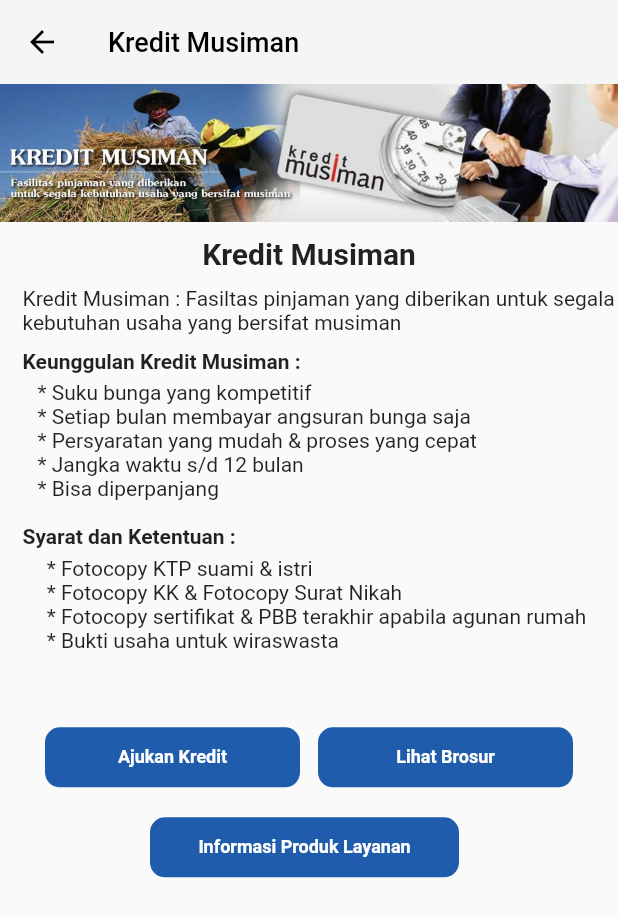
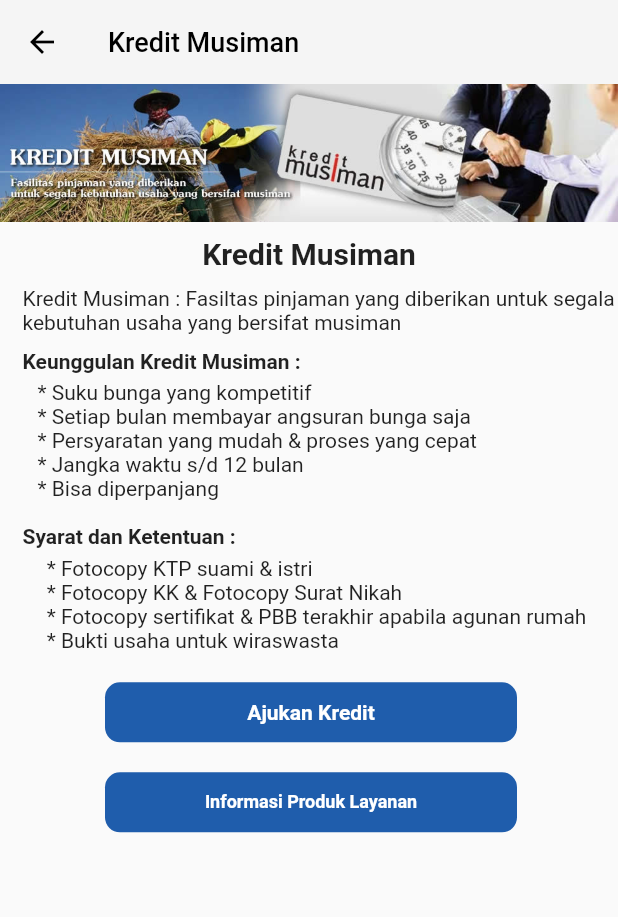
Before and after one commit to ferifajariandi/submisson_dicoding_v3, a Flutter app: the KreditMusiman screen opened directly, on a phone screen of 412 x 824 dp. Shown: the top 917 px of the screen. Run offline on Flutter 3.47's test engine with Material 2 defaults, Android fonts, the phone set to English and light mode, and no system bars; our stand-ins replace animated_splash_screen, carousel_slider, flutter_spinkit.

Commit message:
Submission Dicoding v3

```diff
--- a/lib/homepage/berita/penempatan_deposito.dart
+++ b/lib/homepage/berita/penempatan_deposito.dart
@@ -78,7 +78,6 @@ class _PenempatanDepositoState extends State<PenempatanDeposito> {
                                 )
                               ]),
                           width: MediaQuery.of(context).size.width,
-                          height: MediaQuery.of(context).size.height * 1.1,
                           child: Container(
                             margin: EdgeInsets.all(5),
 
@@ -296,7 +295,6 @@ class _PenempatanDepositoState extends State<PenempatanDeposito> {
                                     ),
                                   ),
                                   Container(
-                                    width: MediaQuery.of(context).size.width,
                                     child: Padding(
                                       padding: const EdgeInsets.only(
                                           left: 15, right: 20, top: 10),
@@ -428,7 +426,7 @@ class ButtonKirimHasil extends StatelessWidget {
           borderRadius: BorderRadius.circular(10),
           color: kPrimaryColor,
         ),
-        width: 140,
+        width: MediaQuery.of(context).size.width / 1.5,
         height: 40,
         child: TextButton(
           onPressed: () {},
@@ -437,7 +435,7 @@ class ButtonKirimHasil extends StatelessWidget {
             style: TextStyle(
               color: Colors.white,
               fontWeight: FontWeight.bold,
-              fontSize: 14,
+              fontSize: 16,
             ),
           ),
         ),
--- a/lib/homepage/berita/tabungan_rencana.dart
+++ b/lib/homepage/berita/tabungan_rencana.dart
@@ -123,20 +123,19 @@ class KreditMusiman extends StatelessWidget {
                 ),
                 Padding(
                   padding: const EdgeInsets.only(
-                    top: 50, left: 30, right: 30,),
+                    top: 20, left: 70, right: 30,),
                   child: GestureDetector(
                     child: Row(
                       mainAxisAlignment: MainAxisAlignment.spaceBetween,
                       children: [
                         ButtonRiplay(title: "Ajukan Kredit",),
-                        ButtonRiplay(title: "Lihat Brosur",)
                       ],
                     ),
                   ),
                 ),
                 Padding(
                   padding: const EdgeInsets.only(
-                    top: 20, left: 100, right: 30,),
+                    top: 20, left: 70, right: 30,),
                   child: GestureDetector(
                     child: Row(
                       mainAxisAlignment: MainAxisAlignment.spaceBetween,
@@ -170,7 +169,7 @@ class ButtonRiplay extends StatelessWidget {
         borderRadius: BorderRadius.circular(10),
         color: kPrimaryColor,
       ),
-      width: 170,
+      width: MediaQuery.of(context).size.width / 1.5,
       height: 40,
       child: TextButton(
         onPressed: (){},
@@ -179,7 +178,7 @@ class ButtonRiplay extends StatelessWidget {
           style: TextStyle(
             color: Colors.white,
             fontWeight: FontWeight.bold,
-            fontSize: 12,
+            fontSize: 14,
           ),
         ),
       ),
@@ -202,7 +201,7 @@ class ButtonRiplays extends StatelessWidget {
         borderRadius: BorderRadius.circular(10),
         color: kPrimaryColor,
       ),
-      width: MediaQuery.of(context).size.width/2,
+      width: MediaQuery.of(context).size.width/1.5,
       height: 40,
       child: TextButton(
         onPressed: (){},
--- a/lib/homepage/berita/tabungan_smart.dart
+++ b/lib/homepage/berita/tabungan_smart.dart
@@ -122,13 +122,12 @@ class TabunganSmart extends StatelessWidget {
                 ),
                 Padding(
                   padding: const EdgeInsets.only(
-                    top: 50, left: 30, right: 30,),
+                    top: 50, left: 70, right: 30,),
                   child: GestureDetector(
                     child: Row(
                       mainAxisAlignment: MainAxisAlignment.spaceBetween,
                       children: [
                         ButtonRiplay(title: "Simulasi Perhitungan",),
-                        ButtonRiplay(title: "Ringkasan Informasi",)
                       ],
                     ),
                   ),
@@ -157,7 +156,7 @@ class ButtonRiplay extends StatelessWidget {
         borderRadius: BorderRadius.circular(10),
         color: kPrimaryColor,
       ),
-      width: 170,
+      width: MediaQuery.of(context).size.width / 1.5,
       height: 40,
       child: TextButton(
         onPressed: (){},
```
Also changed, not shown: lib/homepage/berita/deposito.dart (+6 -7 lines), lib/homepage/berita/kredit69.dart (+4 -5 lines), lib/homepage/berita/kredit_serbaguna.dart (+5 -3 lines).
